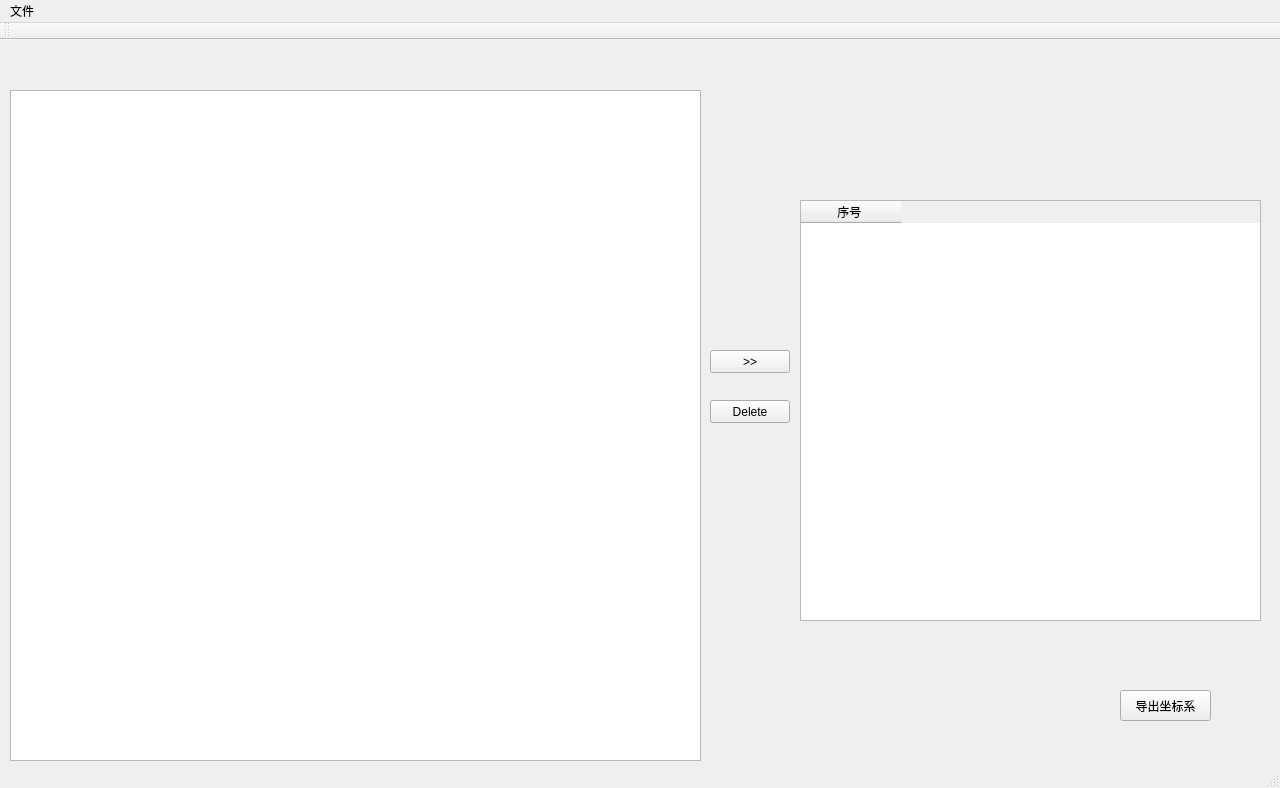
Qt form mainwindow.ui (david715432279/CvsExport) before a commit.
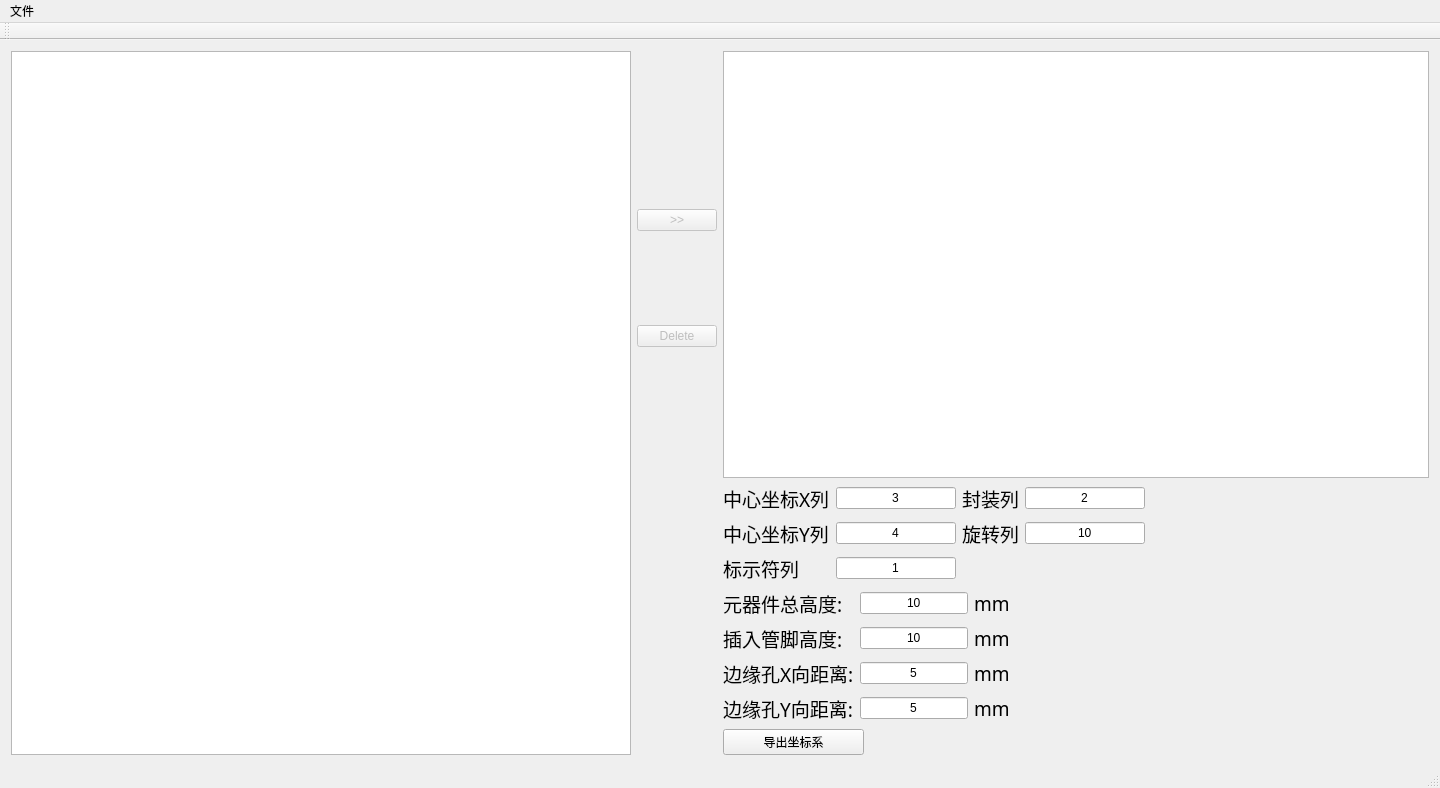
The same form after that commit.

Commit message: 功能完善版本1.0

The edit to the form file:
```diff
--- a/mainwindow.ui
+++ b/mainwindow.ui
@@ -6,7 +6,7 @@
    <rect>
     <x>0</x>
     <y>0</y>
-    <width>1280</width>
+    <width>1440</width>
     <height>788</height>
    </rect>
   </property>
@@ -14,101 +14,528 @@
    <string>MainWindow</string>
   </property>
   <widget class="QWidget" name="centralWidget">
-   <widget class="QTableWidget" name="twidget_oripcb">
-    <property name="geometry">
-     <rect>
-      <x>10</x>
-      <y>50</y>
-      <width>691</width>
-      <height>671</height>
-     </rect>
-    </property>
-    <property name="layoutDirection">
-     <enum>Qt::LeftToRight</enum>
-    </property>
-    <property name="wordWrap">
-     <bool>false</bool>
-    </property>
-    <attribute name="horizontalHeaderCascadingSectionResizes">
-     <bool>false</bool>
-    </attribute>
-    <attribute name="horizontalHeaderDefaultSectionSize">
-     <number>80</number>
-    </attribute>
-    <attribute name="horizontalHeaderHighlightSections">
-     <bool>false</bool>
-    </attribute>
-    <attribute name="horizontalHeaderMinimumSectionSize">
-     <number>50</number>
-    </attribute>
-   </widget>
-   <widget class="QTableWidget" name="twidget_robotpcb">
-    <property name="geometry">
-     <rect>
-      <x>800</x>
-      <y>160</y>
-      <width>461</width>
-      <height>421</height>
-     </rect>
-    </property>
-    <property name="layoutDirection">
-     <enum>Qt::LeftToRight</enum>
-    </property>
-    <property name="wordWrap">
-     <bool>false</bool>
-    </property>
-    <column>
-     <property name="text">
-      <string>序号 </string>
-     </property>
-    </column>
-   </widget>
-   <widget class="QPushButton" name="pushButton">
-    <property name="geometry">
-     <rect>
-      <x>710</x>
-      <y>310</y>
-      <width>80</width>
-      <height>23</height>
-     </rect>
-    </property>
-    <property name="text">
-     <string>&gt;&gt;</string>
-    </property>
-   </widget>
-   <widget class="QPushButton" name="pushButton_2">
-    <property name="geometry">
-     <rect>
-      <x>710</x>
-      <y>360</y>
-      <width>80</width>
-      <height>23</height>
-     </rect>
-    </property>
-    <property name="text">
-     <string>Delete</string>
-    </property>
-   </widget>
-   <widget class="QPushButton" name="pushButton_3">
-    <property name="geometry">
-     <rect>
-      <x>1120</x>
-      <y>650</y>
-      <width>91</width>
-      <height>31</height>
-     </rect>
-    </property>
-    <property name="text">
-     <string>导出坐标系</string>
-    </property>
-   </widget>
+   <layout class="QGridLayout" name="gridLayout_4">
+    <item row="0" column="0">
+     <layout class="QHBoxLayout" name="horizontalLayout_3">
+      <item>
+       <widget class="QTableWidget" name="twidget_oripcb">
+        <property name="layoutDirection">
+         <enum>Qt::LeftToRight</enum>
+        </property>
+        <property name="editTriggers">
+         <set>QAbstractItemView::NoEditTriggers</set>
+        </property>
+        <property name="selectionMode">
+         <enum>QAbstractItemView::SingleSelection</enum>
+        </property>
+        <property name="selectionBehavior">
+         <enum>QAbstractItemView::SelectRows</enum>
+        </property>
+        <property name="wordWrap">
+         <bool>false</bool>
+        </property>
+        <attribute name="horizontalHeaderCascadingSectionResizes">
+         <bool>false</bool>
+        </attribute>
+        <attribute name="horizontalHeaderDefaultSectionSize">
+         <number>80</number>
+        </attribute>
+        <attribute name="horizontalHeaderHighlightSections">
+         <bool>false</bool>
+        </attribute>
+        <attribute name="horizontalHeaderMinimumSectionSize">
+         <number>50</number>
+        </attribute>
+       </widget>
+      </item>
+      <item>
+       <layout class="QVBoxLayout" name="verticalLayout">
+        <item>
+         <spacer name="verticalSpacer_3">
+          <property name="orientation">
+           <enum>Qt::Vertical</enum>
+          </property>
+          <property name="sizeHint" stdset="0">
+           <size>
+            <width>20</width>
+            <height>158</height>
+           </size>
+          </property>
+         </spacer>
+        </item>
+        <item>
+         <widget class="QPushButton" name="btn_exportrow">
+          <property name="enabled">
+           <bool>false</bool>
+          </property>
+          <property name="text">
+           <string>&gt;&gt;</string>
+          </property>
+         </widget>
+        </item>
+        <item>
+         <spacer name="verticalSpacer">
+          <property name="orientation">
+           <enum>Qt::Vertical</enum>
+          </property>
+          <property name="sizeHint" stdset="0">
+           <size>
+            <width>20</width>
+            <height>40</height>
+           </size>
+          </property>
+         </spacer>
+        </item>
+        <item>
+         <widget class="QPushButton" name="btn_deletrow">
+          <property name="enabled">
+           <bool>false</bool>
+          </property>
+          <property name="text">
+           <string>Delete</string>
+          </property>
+         </widget>
+        </item>
+        <item>
+         <spacer name="verticalSpacer_2">
+          <property name="orientation">
+           <enum>Qt::Vertical</enum>
+          </property>
+          <property name="sizeHint" stdset="0">
+           <size>
+            <width>20</width>
+            <height>408</height>
+           </size>
+          </property>
+         </spacer>
+        </item>
+       </layout>
+      </item>
+     </layout>
+    </item>
+    <item row="0" column="1">
+     <layout class="QGridLayout" name="gridLayout_3">
+      <item row="0" column="0" colspan="4">
+       <widget class="QTableWidget" name="twidget_robotpcb">
+        <property name="layoutDirection">
+         <enum>Qt::LeftToRight</enum>
+        </property>
+        <property name="wordWrap">
+         <bool>false</bool>
+        </property>
+        <attribute name="horizontalHeaderCascadingSectionResizes">
+         <bool>true</bool>
+        </attribute>
+        <attribute name="horizontalHeaderDefaultSectionSize">
+         <number>100</number>
+        </attribute>
+        <attribute name="horizontalHeaderMinimumSectionSize">
+         <number>50</number>
+        </attribute>
+       </widget>
+      </item>
+      <item row="1" column="0" colspan="3">
+       <layout class="QGridLayout" name="gridLayout">
+        <item row="0" column="0">
+         <widget class="QLabel" name="label_5">
+          <property name="font">
+           <font>
+            <family>WenQuanYi Micro Hei</family>
+            <pointsize>14</pointsize>
+           </font>
+          </property>
+          <property name="text">
+           <string>中心坐标X列</string>
+          </property>
+         </widget>
+        </item>
+        <item row="0" column="1">
+         <widget class="QLineEdit" name="ledit_centerx">
+          <property name="mouseTracking">
+           <bool>false</bool>
+          </property>
+          <property name="focusPolicy">
+           <enum>Qt::NoFocus</enum>
+          </property>
+          <property name="acceptDrops">
+           <bool>false</bool>
+          </property>
+          <property name="text">
+           <string>3</string>
+          </property>
+          <property name="alignment">
+           <set>Qt::AlignCenter</set>
+          </property>
+         </widget>
+        </item>
+        <item row="0" column="2">
+         <widget class="QLabel" name="label_14">
+          <property name="font">
+           <font>
+            <family>WenQuanYi Micro Hei</family>
+            <pointsize>14</pointsize>
+           </font>
+          </property>
+          <property name="text">
+           <string>封装列</string>
+          </property>
+         </widget>
+        </item>
+        <item row="0" column="3">
+         <widget class="QLineEdit" name="ledit_footprint">
+          <property name="mouseTracking">
+           <bool>false</bool>
+          </property>
+          <property name="focusPolicy">
+           <enum>Qt::NoFocus</enum>
+          </property>
+          <property name="acceptDrops">
+           <bool>false</bool>
+          </property>
+          <property name="text">
+           <string>2</string>
+          </property>
+          <property name="alignment">
+           <set>Qt::AlignCenter</set>
+          </property>
+         </widget>
+        </item>
+        <item row="1" column="0">
+         <widget class="QLabel" name="label_6">
+          <property name="font">
+           <font>
+            <family>WenQuanYi Micro Hei</family>
+            <pointsize>14</pointsize>
+           </font>
+          </property>
+          <property name="text">
+           <string>中心坐标Y列</string>
+          </property>
+         </widget>
+        </item>
+        <item row="1" column="1">
+         <widget class="QLineEdit" name="ledit_centery">
+          <property name="mouseTracking">
+           <bool>false</bool>
+          </property>
+          <property name="focusPolicy">
+           <enum>Qt::NoFocus</enum>
+          </property>
+          <property name="acceptDrops">
+           <bool>false</bool>
+          </property>
+          <property name="text">
+           <string>4</string>
+          </property>
+          <property name="alignment">
+           <set>Qt::AlignCenter</set>
+          </property>
+         </widget>
+        </item>
+        <item row="1" column="2">
+         <widget class="QLabel" name="label_15">
+          <property name="font">
+           <font>
+            <family>WenQuanYi Micro Hei</family>
+            <pointsize>14</pointsize>
+           </font>
+          </property>
+          <property name="text">
+           <string>旋转列</string>
+          </property>
+         </widget>
+        </item>
+        <item row="1" column="3">
+         <widget class="QLineEdit" name="ledit_rotation">
+          <property name="mouseTracking">
+           <bool>false</bool>
+          </property>
+          <property name="focusPolicy">
+           <enum>Qt::NoFocus</enum>
+          </property>
+          <property name="acceptDrops">
+           <bool>false</bool>
+          </property>
+          <property name="text">
+           <string>10</string>
+          </property>
+          <property name="alignment">
+           <set>Qt::AlignCenter</set>
+          </property>
+         </widget>
+        </item>
+        <item row="2" column="0">
+         <widget class="QLabel" name="label_13">
+          <property name="font">
+           <font>
+            <family>WenQuanYi Micro Hei</family>
+            <pointsize>14</pointsize>
+           </font>
+          </property>
+          <property name="text">
+           <string>标示符列</string>
+          </property>
+         </widget>
+        </item>
+        <item row="2" column="1">
+         <widget class="QLineEdit" name="ledit_designator">
+          <property name="mouseTracking">
+           <bool>false</bool>
+          </property>
+          <property name="focusPolicy">
+           <enum>Qt::NoFocus</enum>
+          </property>
+          <property name="acceptDrops">
+           <bool>false</bool>
+          </property>
+          <property name="text">
+           <string>1</string>
+          </property>
+          <property name="alignment">
+           <set>Qt::AlignCenter</set>
+          </property>
+         </widget>
+        </item>
+       </layout>
+      </item>
+      <item row="1" column="3">
+       <spacer name="horizontalSpacer_2">
+        <property name="orientation">
+         <enum>Qt::Horizontal</enum>
+        </property>
+        <property name="sizeHint" stdset="0">
+         <size>
+          <width>158</width>
+          <height>20</height>
+         </size>
+        </property>
+       </spacer>
+      </item>
+      <item row="2" column="0" colspan="2">
+       <layout class="QGridLayout" name="gridLayout_2">
+        <item row="0" column="0">
+         <widget class="QLabel" name="label">
+          <property name="font">
+           <font>
+            <family>WenQuanYi Micro Hei</family>
+            <pointsize>14</pointsize>
+           </font>
+          </property>
+          <property name="text">
+           <string>元器件总高度:</string>
+          </property>
+         </widget>
+        </item>
+        <item row="0" column="1">
+         <layout class="QHBoxLayout" name="horizontalLayout">
+          <item>
+           <widget class="QLineEdit" name="ledit_component_height">
+            <property name="focusPolicy">
+             <enum>Qt::ClickFocus</enum>
+            </property>
+            <property name="text">
+             <string>10</string>
+            </property>
+            <property name="alignment">
+             <set>Qt::AlignCenter</set>
+            </property>
+           </widget>
+          </item>
+          <item>
+           <widget class="QLabel" name="label_2">
+            <property name="font">
+             <font>
+              <family>WenQuanYi Micro Hei</family>
+              <pointsize>14</pointsize>
+             </font>
+            </property>
+            <property name="text">
+             <string>mm</string>
+            </property>
+           </widget>
+          </item>
+         </layout>
+        </item>
+        <item row="1" column="0">
+         <widget class="QLabel" name="label_4">
+          <property name="font">
+           <font>
+            <family>WenQuanYi Micro Hei</family>
+            <pointsize>14</pointsize>
+           </font>
+          </property>
+          <property name="text">
+           <string>插入管脚高度:</string>
+          </property>
+         </widget>
+        </item>
+        <item row="1" column="1">
+         <layout class="QHBoxLayout" name="horizontalLayout_2">
+          <item>
+           <widget class="QLineEdit" name="ledit_foot_height">
+            <property name="focusPolicy">
+             <enum>Qt::ClickFocus</enum>
+            </property>
+            <property name="text">
+             <string>10</string>
+            </property>
+            <property name="alignment">
+             <set>Qt::AlignCenter</set>
+            </property>
+           </widget>
+          </item>
+          <item>
+           <widget class="QLabel" name="label_3">
+            <property name="font">
+             <font>
+              <family>WenQuanYi Micro Hei</family>
+              <pointsize>14</pointsize>
+             </font>
+            </property>
+            <property name="text">
+             <string>mm</string>
+            </property>
+           </widget>
+          </item>
+         </layout>
+        </item>
+        <item row="2" column="0">
+         <widget class="QLabel" name="label_9">
+          <property name="font">
+           <font>
+            <family>WenQuanYi Micro Hei</family>
+            <pointsize>14</pointsize>
+           </font>
+          </property>
+          <property name="text">
+           <string>边缘孔X向距离:</string>
+          </property>
+         </widget>
+        </item>
+        <item row="2" column="1">
+         <layout class="QHBoxLayout" name="horizontalLayout_8">
+          <item>
+           <widget class="QLineEdit" name="ledit_edgex">
+            <property name="focusPolicy">
+             <enum>Qt::ClickFocus</enum>
+            </property>
+            <property name="text">
+             <string>5</string>
+            </property>
+            <property name="alignment">
+             <set>Qt::AlignCenter</set>
+            </property>
+           </widget>
+          </item>
+          <item>
+           <widget class="QLabel" name="label_12">
+            <property name="font">
+             <font>
+              <family>WenQuanYi Micro Hei</family>
+              <pointsize>14</pointsize>
+             </font>
+            </property>
+            <property name="text">
+             <string>mm</string>
+            </property>
+           </widget>
+          </item>
+         </layout>
+        </item>
+        <item row="3" column="0">
+         <widget class="QLabel" name="label_11">
+          <property name="font">
+           <font>
+            <family>WenQuanYi Micro Hei</family>
+            <pointsize>14</pointsize>
+           </font>
+          </property>
+          <property name="text">
+           <string>边缘孔Y向距离:</string>
+          </property>
+         </widget>
+        </item>
+        <item row="3" column="1">
+         <layout class="QHBoxLayout" name="horizontalLayout_7">
+          <item>
+           <widget class="QLineEdit" name="ledit_edgey">
+            <property name="focusPolicy">
+             <enum>Qt::ClickFocus</enum>
+            </property>
+            <property name="acceptDrops">
+             <bool>true</bool>
+            </property>
+            <property name="text">
+             <string>5</string>
+            </property>
+            <property name="alignment">
+             <set>Qt::AlignCenter</set>
+            </property>
+           </widget>
+          </item>
+          <item>
+           <widget class="QLabel" name="label_8">
+            <property name="font">
+             <font>
+              <family>WenQuanYi Micro Hei</family>
+              <pointsize>14</pointsize>
+             </font>
+            </property>
+            <property name="text">
+             <string>mm</string>
+            </property>
+           </widget>
+          </item>
+         </layout>
+        </item>
+       </layout>
+      </item>
+      <item row="2" column="2" colspan="2">
+       <spacer name="horizontalSpacer">
+        <property name="orientation">
+         <enum>Qt::Horizontal</enum>
+        </property>
+        <property name="sizeHint" stdset="0">
+         <size>
+          <width>288</width>
+          <height>20</height>
+         </size>
+        </property>
+       </spacer>
+      </item>
+      <item row="3" column="0">
+       <widget class="QPushButton" name="btn_exportfile">
+        <property name="enabled">
+         <bool>true</bool>
+        </property>
+        <property name="text">
+         <string>导出坐标系</string>
+        </property>
+       </widget>
+      </item>
+      <item row="3" column="1" colspan="3">
+       <spacer name="horizontalSpacer_3">
+        <property name="orientation">
+         <enum>Qt::Horizontal</enum>
+        </property>
+        <property name="sizeHint" stdset="0">
+         <size>
+          <width>498</width>
+          <height>20</height>
+         </size>
+        </property>
+       </spacer>
+      </item>
+     </layout>
+    </item>
+   </layout>
   </widget>
   <widget class="QMenuBar" name="menuBar">
    <property name="geometry">
     <rect>
      <x>0</x>
      <y>0</y>
-     <width>1280</width>
+     <width>1440</width>
      <height>20</height>
     </rect>
    </property>
```
The commit also changes 2 other files.
